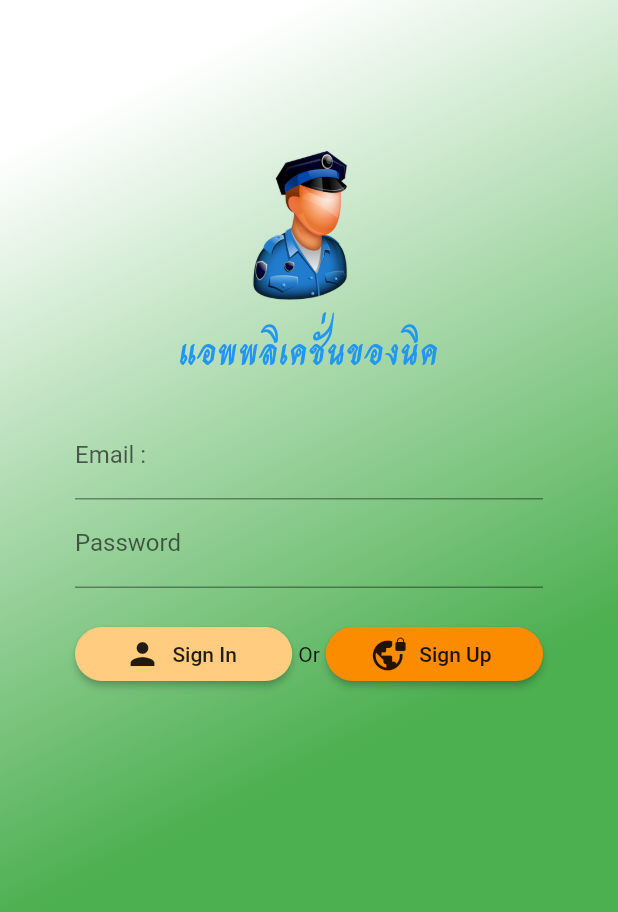
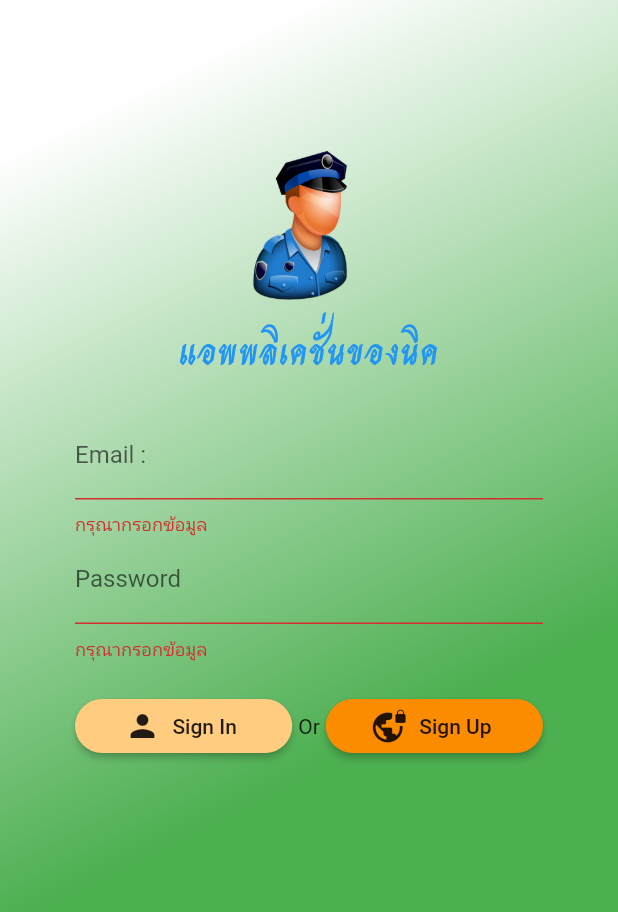
Before and after one commit to nickson01/nick-flutter-firebase, a Flutter app: the screen it shows after launch, after a tap on "Sign In", on a phone screen of 412 x 824 dp. Shown: the top 912 px of the screen. Run offline on Flutter 3.47's test engine with Material 2 defaults, Android fonts, the phone set to English and light mode, and no system bars; our stand-ins replace firebase_auth; accounts and stored records are empty.

Commit message:
validate authen

```diff
--- a/lib/screens/authen.dart
+++ b/lib/screens/authen.dart
@@ -8,6 +8,14 @@ class Authen extends StatefulWidget {
 }
 
 class _AuthenState extends State<Authen> {
+  // For Form
+  final formKey = GlobalKey<FormState>();
+
+  // Constant
+  String titleHaveSpace = 'กรุณากรอกข้อมูล';
+  String titleEmailFalse = 'กรุณากรอก Email ให้ถูกต้อง';
+  String titlePasswordFalse ='กรุณากรอก Password มากกว่า 6 ตัวอักษร';
+
   Widget signUpButton(BuildContext context) {
     return RaisedButton.icon(
       color: Colors.orange[600],
@@ -31,6 +39,9 @@ class _AuthenState extends State<Authen> {
       label: Text('Sign In'),
       onPressed: () {
         print('Clicking Sign In');
+        if(formKey.currentState.validate()){
+
+        }
       },
     );
   }
@@ -40,7 +51,13 @@ class _AuthenState extends State<Authen> {
       decoration: InputDecoration(
         labelText: 'Password',
         hintText: '8 bit',
-      ),
+      ),validator: (String value){
+        if(value.length == 0){
+          return titleHaveSpace;
+        } else if (value.length < 6){
+          return titlePasswordFalse;
+        }
+      },
       obscureText: true,
     );
   }
@@ -48,7 +65,13 @@ class _AuthenState extends State<Authen> {
   Widget emailTextFromField() {
     return TextFormField(
       decoration:
-          InputDecoration(labelText: 'Email :', hintText: 'Your@email.com'),
+          InputDecoration(labelText: 'Email :', hintText: 'Your@email.com'),validator: (String value){
+            if(value.length == 0){
+              return titleHaveSpace;
+            }else if (!((value.contains('@')) && (value.contains('.')))){
+              return titleEmailFalse;
+            }
+          },
     );
   }
 
@@ -71,10 +94,13 @@ class _AuthenState extends State<Authen> {
   Widget build(BuildContext context) {
     return Scaffold(
         resizeToAvoidBottomPadding: false,
-      body: Container(
+        body: Form(
+          key: formKey,
+          child: Container(
             decoration: BoxDecoration(
                 gradient: LinearGradient(
-                colors: [Colors.white, Colors.green], begin: Alignment(0, -1))),
+                    colors: [Colors.white, Colors.green],
+                    begin: Alignment(0, -1))),
             padding: EdgeInsets.only(top: 100.0),
             alignment: Alignment(0, -1),
             child: Column(
@@ -119,6 +145,6 @@ class _AuthenState extends State<Authen> {
               ],
             ),
           ),
-    );
+        ));
   }
 }
```
Also changed, not shown: lib/screens/register.dart (+5 -4 lines). Lines whose indentation alone changed are shown as unchanged.
